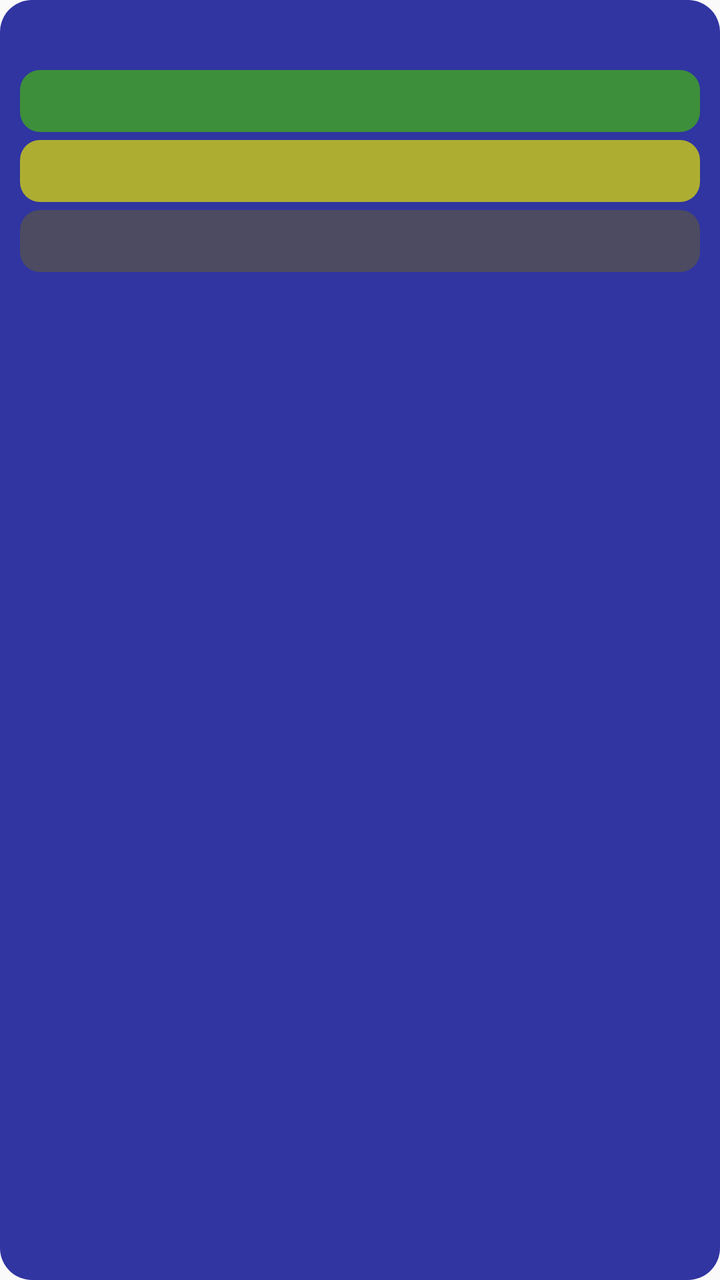
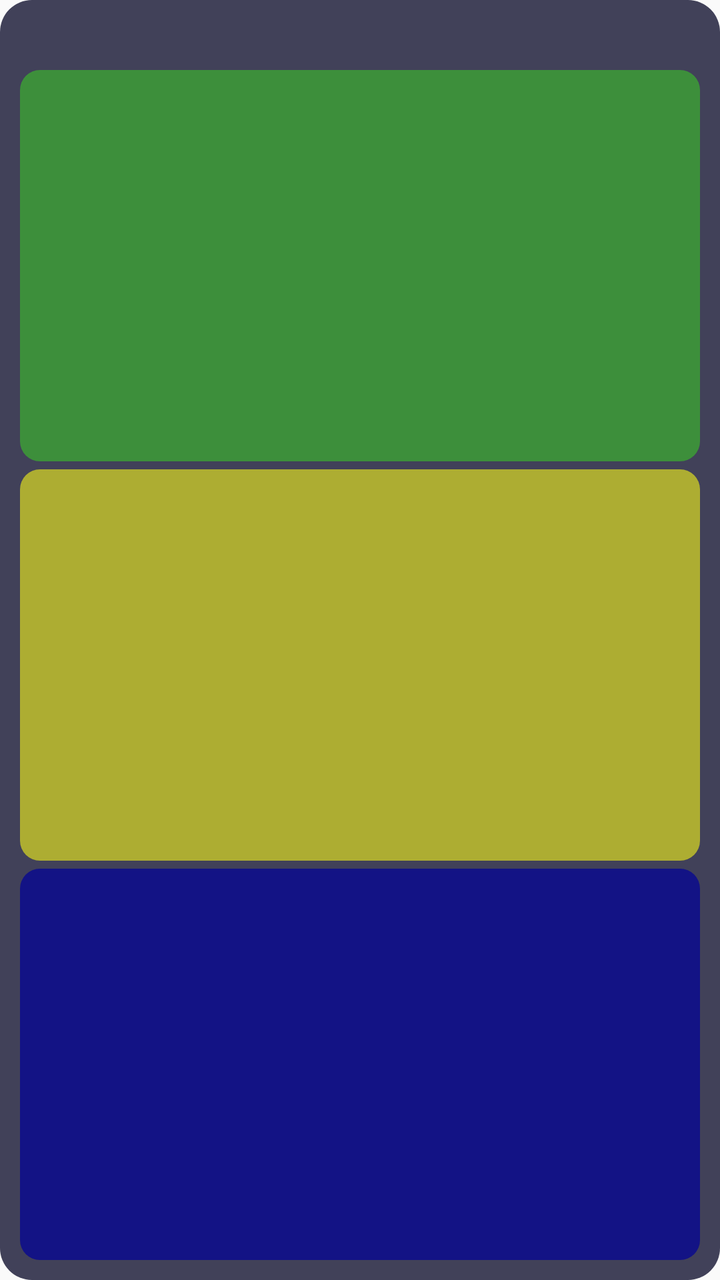

An Android layout rendered at two revisions. The XML below is the earlier revision; the diff shows what the commit changed to produce the second picture.
<!-- AndroidManifest.xml: application theme Theme.KetoTracker -->
<!-- res/layout/widget_diet.xml -->
<?xml version="1.0" encoding="utf-8"?>
<LinearLayout xmlns:android="http://schemas.android.com/apk/res/android"
    android:id="@+id/widget_root"
    android:layout_width="match_parent"
    android:layout_height="match_parent"
    android:background="@drawable/widget_background"
    android:orientation="vertical"
    android:padding="10dp">

    <TextView
        android:id="@+id/widget_day"
        android:layout_width="match_parent"
        android:layout_height="wrap_content"
        android:layout_marginBottom="6dp"
        android:gravity="end"
        android:textColor="#FFFFFF"
        android:textSize="14sp"
        android:textStyle="bold" />

    <LinearLayout
        android:id="@+id/meal_row_0"
        android:layout_width="match_parent"
        android:layout_height="wrap_content"
        android:layout_marginBottom="4dp"
        android:background="@drawable/meal_row_bg_0"
        android:gravity="center_vertical"
        android:orientation="horizontal"
        android:paddingHorizontal="10dp"
        android:paddingVertical="6dp">

        <TextView
            android:id="@+id/meal_name_0"
            android:layout_width="0dp"
            android:layout_height="wrap_content"
            android:layout_weight="1"
            android:textColor="#FFFFFF"
            android:textSize="14sp"
            android:textStyle="bold" />

        <TextView
            android:id="@+id/meal_box_0"
            android:layout_width="28dp"
            android:layout_height="wrap_content"
            android:gravity="center"
            android:textColor="#FFFFFF"
            android:textSize="14sp" />

        <TextView
            android:id="@+id/meal_liquid_0"
            android:layout_width="64dp"
            android:layout_height="wrap_content"
            android:gravity="end"
            android:textColor="#FFFFFF"
            android:textSize="14sp" />
    </LinearLayout>

    <LinearLayout
        android:id="@+id/meal_row_1"
        android:layout_width="match_parent"
        android:layout_height="wrap_content"
        android:layout_marginBottom="4dp"
        android:background="@drawable/meal_row_bg_1"
        android:gravity="center_vertical"
        android:orientation="horizontal"
        android:paddingHorizontal="10dp"
        android:paddingVertical="6dp">

        <TextView
            android:id="@+id/meal_name_1"
            android:layout_width="0dp"
            android:layout_height="wrap_content"
            android:layout_weight="1"
            android:textColor="#FFFFFF"
            android:textSize="14sp"
            android:textStyle="bold" />

        <TextView
            android:id="@+id/meal_box_1"
            android:layout_width="28dp"
            android:layout_height="wrap_content"
            android:gravity="center"
            android:textColor="#FFFFFF"
            android:textSize="14sp" />

        <TextView
            android:id="@+id/meal_liquid_1"
            android:layout_width="64dp"
            android:layout_height="wrap_content"
            android:gravity="end"
            android:textColor="#FFFFFF"
            android:textSize="14sp" />
    </LinearLayout>

    <LinearLayout
        android:id="@+id/meal_row_2"
        android:layout_width="match_parent"
        android:layout_height="wrap_content"
        android:background="@drawable/meal_row_bg_2"
        android:gravity="center_vertical"
        android:orientation="horizontal"
        android:paddingHorizontal="10dp"
        android:paddingVertical="6dp">

        <TextView
            android:id="@+id/meal_name_2"
            android:layout_width="0dp"
            android:layout_height="wrap_content"
            android:layout_weight="1"
            android:textColor="#FFFFFF"
            android:textSize="14sp"
            android:textStyle="bold" />

        <TextView
            android:id="@+id/meal_box_2"
            android:layout_width="28dp"
            android:layout_height="wrap_content"
            android:gravity="center"
            android:textColor="#FFFFFF"
            android:textSize="14sp" />

        <TextView
            android:id="@+id/meal_liquid_2"
            android:layout_width="64dp"
            android:layout_height="wrap_content"
            android:gravity="end"
            android:textColor="#FFFFFF"
            android:textSize="14sp" />
    </LinearLayout>

</LinearLayout>
<!-- resources referenced by this layout -->
<resources>
  <!-- drawable meal_row_bg_0 (drawable) -->
  <?xml version="1.0" encoding="utf-8"?>
  <shape xmlns:android="http://schemas.android.com/apk/res/android"
      android:shape="rectangle">
      <solid android:color="#FF3D8F3B" />
      <corners android:radius="10dp" />
  </shape>
  <!-- drawable meal_row_bg_1 (drawable) -->
  <?xml version="1.0" encoding="utf-8"?>
  <shape xmlns:android="http://schemas.android.com/apk/res/android"
      android:shape="rectangle">
      <solid android:color="#FFADAD32" />
      <corners android:radius="10dp" />
  </shape>
  <!-- drawable meal_row_bg_2 (drawable) -->
  <?xml version="1.0" encoding="utf-8"?>
  <shape xmlns:android="http://schemas.android.com/apk/res/android"
      android:shape="rectangle">
      <solid android:color="#FF4C4B61" />
      <corners android:radius="10dp" />
  </shape>
  <!-- drawable widget_background (drawable) -->
  <?xml version="1.0" encoding="utf-8"?>
  <shape xmlns:android="http://schemas.android.com/apk/res/android"
      android:shape="rectangle">
      <solid android:color="#FF3035A1" />
      <corners android:radius="16dp" />
  </shape>
  <style name="Theme.KetoTracker" parent="android:Theme.Material.Light.NoActionBar" />
</resources>

<!-- the commit's change to res/layout/widget_diet.xml (unified diff, before → after) -->
@@ -20,7 +20,9 @@
     <LinearLayout
         android:id="@+id/meal_row_0"
         android:layout_width="match_parent"
-        android:layout_height="wrap_content"
+        android:layout_height="0dp"
+        android:layout_weight="1"
+        android:minHeight="53dp"
         android:layout_marginBottom="4dp"
         android:background="@drawable/meal_row_bg_0"
         android:gravity="center_vertical"
@@ -57,7 +59,9 @@
     <LinearLayout
         android:id="@+id/meal_row_1"
         android:layout_width="match_parent"
-        android:layout_height="wrap_content"
+        android:layout_height="0dp"
+        android:layout_weight="1"
+        android:minHeight="53dp"
         android:layout_marginBottom="4dp"
         android:background="@drawable/meal_row_bg_1"
         android:gravity="center_vertical"
@@ -94,7 +98,9 @@
     <LinearLayout
         android:id="@+id/meal_row_2"
         android:layout_width="match_parent"
-        android:layout_height="wrap_content"
+        android:layout_height="0dp"
+        android:layout_weight="1"
+        android:minHeight="53dp"
         android:background="@drawable/meal_row_bg_2"
         android:gravity="center_vertical"
         android:orientation="horizontal"
<!-- resource entries referenced after the edit -->
@@ -18,14 +18,14 @@
   <?xml version="1.0" encoding="utf-8"?>
   <shape xmlns:android="http://schemas.android.com/apk/res/android"
       android:shape="rectangle">
-      <solid android:color="#FF4C4B61" />
+      <solid android:color="#FF131385" />
       <corners android:radius="10dp" />
   </shape>
   <!-- drawable widget_background (drawable) -->
   <?xml version="1.0" encoding="utf-8"?>
   <shape xmlns:android="http://schemas.android.com/apk/res/android"
       android:shape="rectangle">
-      <solid android:color="#FF3035A1" />
+      <solid android:color="#FF414159" />
       <corners android:radius="16dp" />
   </shape>
   <style name="Theme.KetoTracker" parent="android:Theme.Material.Light.NoActionBar" />
